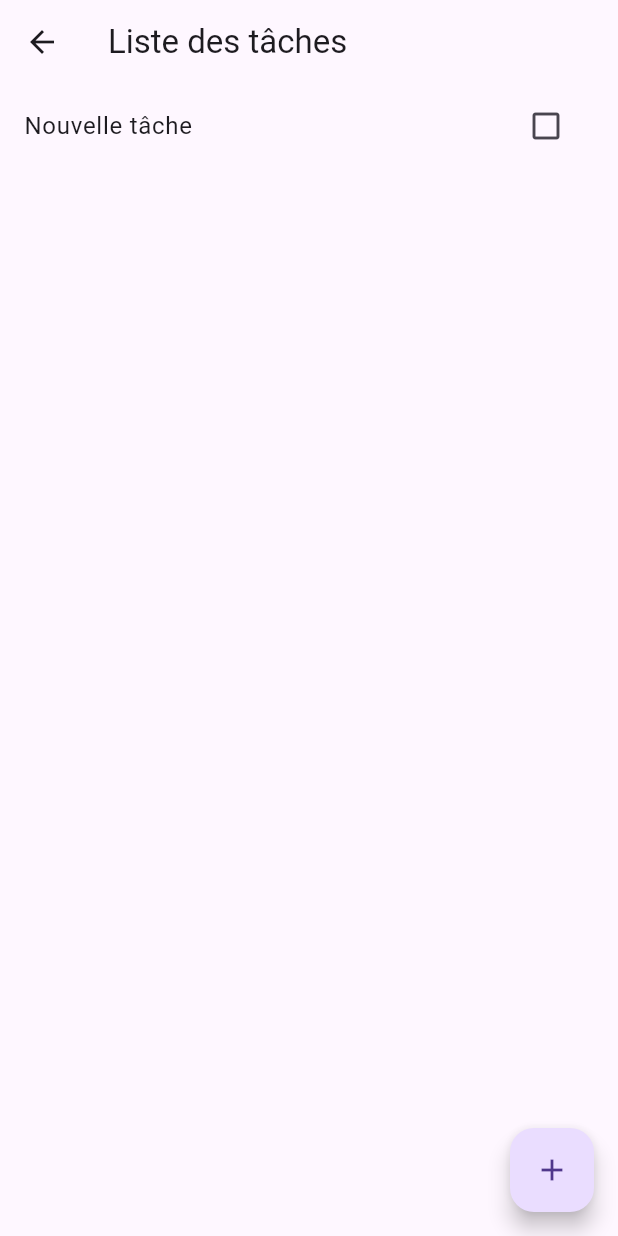
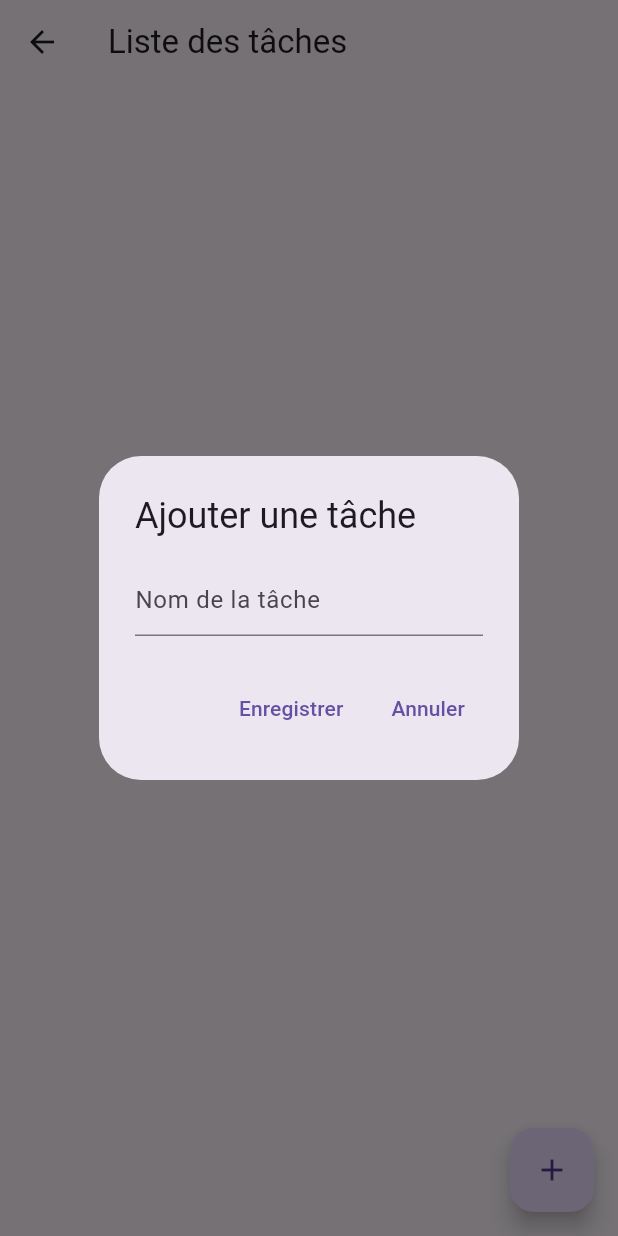
Before and after one commit to philippeou/ToDo-List, a Flutter app: the PageListeTaches screen opened directly with empty values, after a tap on the "add" icon, on a phone screen of 412 x 824 dp. Run offline on Flutter 3.47's test engine with Material 3 defaults, Android fonts, the phone set to English and light mode, and no system bars; our stand-ins replace sqflite; accounts and stored records are empty.

Commit message:
commit 14/10/2024

```diff
--- a/lib/pages/page_ajout_categorie.dart
+++ b/lib/pages/page_ajout_categorie.dart
@@ -27,7 +27,6 @@ class _PageAjoutCategorieState extends State<PageAjoutCategorie> {
 
   void _enregistrerCategorie() async {
     if (_nomController.text.isEmpty) {
-      // Afficher un message d'erreur si le champ est vide
   ScaffoldMessenger.of(context).showSnackBar(
     SnackBar(content: Text('Le nom de la catégorie ne peut pas être vide')),
   );
@@ -35,15 +34,12 @@ class _PageAjoutCategorieState extends State<PageAjoutCategorie> {
     }
 
     try {
-      // Attendre que l'insertion ou la mise à jour soit terminée
       if (widget.categorie == null) {
-        // Ajouter une nouvelle catégorie
         await DB().insertCategorie(Categorie(nom: _nomController.text));
         ScaffoldMessenger.of(context).showSnackBar(
           SnackBar(content: Text('Catégorie ajoutée avec succès !')),
         );
       } else {
-        // Mettre à jour une catégorie existante
         await DB().updateCategorie(
           Categorie(id: widget.categorie!.id, nom: _nomController.text),
         );
--- a/lib/pages/page_liste_taches.dart
+++ b/lib/pages/page_liste_taches.dart
@@ -14,7 +14,7 @@ class PageListeTaches extends StatefulWidget {
 }
 
 class _PageListeTachesState extends State<PageListeTaches> {
-  List<Tache> taches = [];
+  List<Tache> _taches = [];
 
   @override
   void initState() {
@@ -23,15 +23,59 @@ class _PageListeTachesState extends State<PageListeTaches> {
   }
 
   Future<void> _chargerTaches() async {
-  taches = await DB().getTaches(widget.idCategorie);
-  setState(() {});
+    final taches = await DB().getTaches(widget.idCategorie);
+    setState(() {
+      _taches = taches;
+    });
   }
 
   void _ajouterTache() async {
-await DB().insertTache(Tache(idCategorie: widget.idCategorie,
-    titre: 'Nouvelle tâche'));
+    TextEditingController _titreController = TextEditingController();
+    showDialog(
+      context: context,
+      builder: (context) {
+        return AlertDialog(
+          title: Text('Ajouter une tâche'),
+          content: TextField(
+            controller: _titreController,
+            decoration: InputDecoration(hintText: 'Nom de la tâche'),
+          ),
+          actions: [
+            TextButton(
+              onPressed: () async {
+                if (_titreController.text.isNotEmpty) {
+                  try {
+                    await DB().insertTache(
+                        Tache(idCategorie: widget.idCategorie, titre: _titreController.text),
+                );
+                    Navigator.pop(context);
                     _chargerTaches();
+                    ScaffoldMessenger.of(context).showSnackBar(
+                      SnackBar(content: Text('Tâche ajoutée avec succès !')),
+                    );
+                  } catch (e) {
+                    ScaffoldMessenger.of(context).showSnackBar(
+                      SnackBar(content: Text('Erreur lors de l\'ajout de la tâche : $e')),
+                    );
                   }
+                } else {
+                  ScaffoldMessenger.of(context).showSnackBar(
+                    SnackBar(content: Text('Le nom de la tâche ne peut pas être vide')),
+                  );
+                }
+                },
+              child: Text('Enregistrer'),
+            ),
+            TextButton(
+              onPressed: () => Navigator.pop(context),
+              child: Text('Annuler'),
+            ),
+          ],
+        );
+      },
+    );
+  }
+
 
   void _basculerCompletion(Tache tache) async {
     tache.estComplete = !tache.estComplete;
@@ -48,17 +92,29 @@ void _supprimerTache(int id) async {
   Widget build(BuildContext context) {
     return Scaffold(
       appBar: AppBar(title: Text('Liste des tâches')),
-      body: ListView.builder(
-        itemCount: taches.length,
+      body: _taches.isEmpty
+          ? Center(child: Text('Aucune tâche pour cette catégorie.'))
+          : ListView.builder(
+        itemCount: _taches.length,
         itemBuilder: (context, index) {
-          final tache = taches[index];
+          final tache = _taches[index];
           return ListTile(
             title: Text(tache.titre),
-            trailing: IconButton(
-              icon: Icon(tache.estComplete ? Icons.check_box : Icons.check_box_outline_blank),
+            trailing: Row(
+              mainAxisSize: MainAxisSize.min,
+              children: [
+                IconButton(
+                  icon: Icon(
+                    tache.estComplete ? Icons.check_box : Icons.check_box_outline_blank,
+                  ),
                   onPressed: () => _basculerCompletion(tache),
                 ),
-            onLongPress: () => _supprimerTache(tache.id!),
+                IconButton(
+                  icon: Icon(Icons.delete),
+                  onPressed: () => _supprimerTache(tache.id!),
+                ),
+              ],
+            ),
           );
           },
       ),
```
Also changed, not shown: lib/main.dart (+40 -11 lines), lib/repositories/db.dart (+14 -3 lines). Lines whose indentation alone changed are shown as unchanged.
